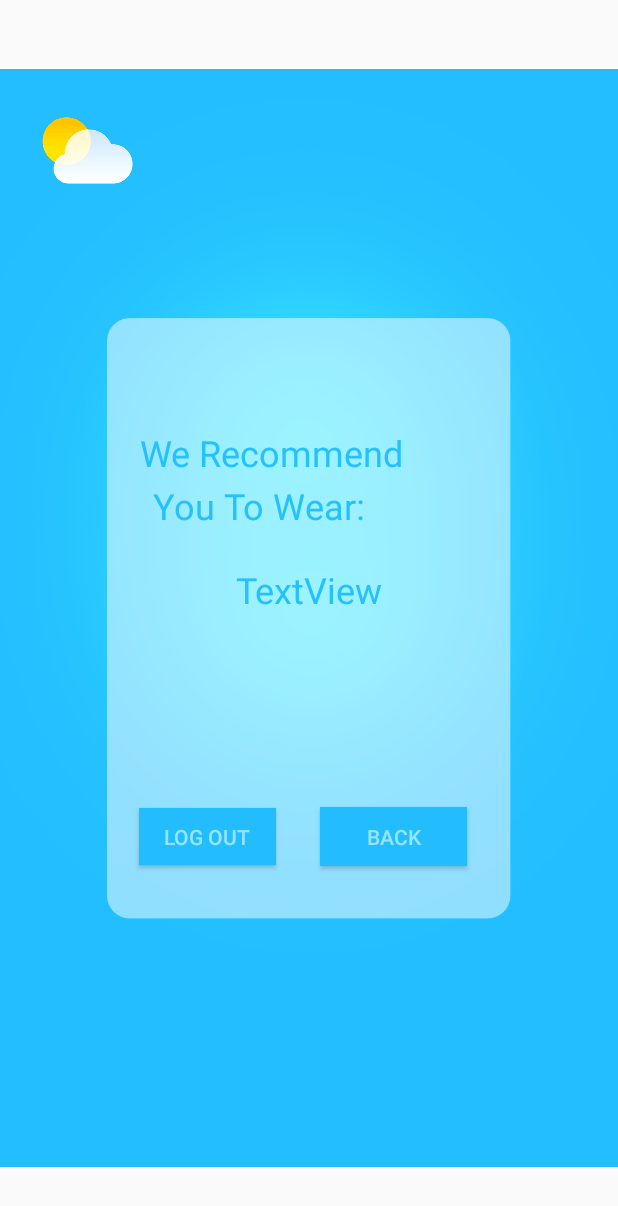
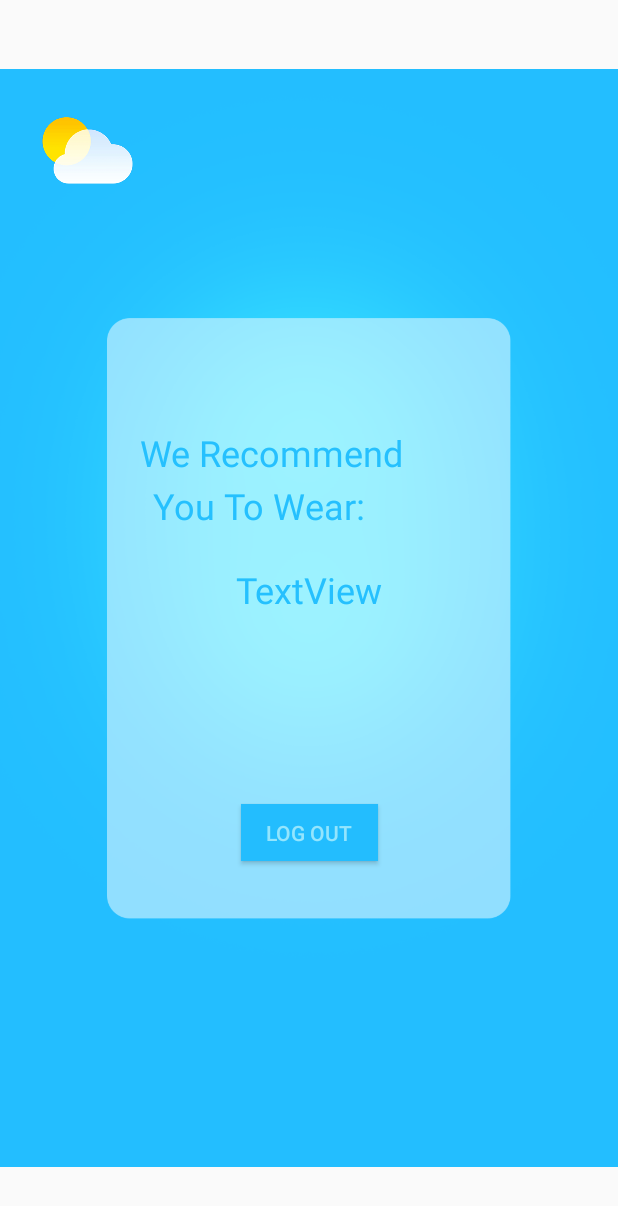
Before and after one commit to ilaishabtai/YudB2023, an Android app: the screen it shows after launch once a user with an empty profile is signed in (FitRecActivity), after a tap on "RECOMMEND OUTFIT", on a phone screen of 412 x 824 dp. Shown: the top 1206 px of the screen. Run offline under Robolectric (Android 15) with nearby library versions, the phone set to English and light mode, and no system bars; our stand-ins replace Firebase (no records; nobody signed in at launch, a user with empty details on screens opened directly); Roboto replaces fonts that are not available here.

Commit message:
Final App *

```diff
--- a/app/src/main/java/com/example/myapplication/services/LocationService.java
+++ b/app/src/main/java/com/example/myapplication/services/LocationService.java
@@ -51,15 +51,4 @@ public class LocationService implements LocationListener{
         }
     }
 
-    @Override
-    public void onStatusChanged(String provider, int status, Bundle extras) {
-    }
-
-    @Override
-    public void onProviderEnabled(@NonNull String provider) {
-    }
-
-    @Override
-    public void onProviderDisabled(@NonNull String provider) {
-    }
 }
--- a/app/src/main/res/layout/activity_fit_rec.xml
+++ b/app/src/main/res/layout/activity_fit_rec.xml
@@ -72,27 +72,9 @@
         android:textColorLink="#94E5FD"
         app:layout_constraintBottom_toBottomOf="parent"
         app:layout_constraintEnd_toEndOf="parent"
-        app:layout_constraintHorizontal_bias="0.29"
         app:layout_constraintStart_toStartOf="parent"
         app:layout_constraintTop_toTopOf="parent"
-        app:layout_constraintVertical_bias="0.685" />
-
-    <Button
-        android:id="@+id/mainBtn"
-        android:layout_width="98dp"
-        android:layout_height="39dp"
-        android:background="#FF23BDFE"
-        android:onClick="backMain"
-        android:text="back"
-        android:textColor="#94E5FD"
-        android:textColorHighlight="#94E5FD"
-        android:textColorLink="#94E5FD"
-        app:layout_constraintBottom_toBottomOf="parent"
-        app:layout_constraintEnd_toEndOf="parent"
-        app:layout_constraintHorizontal_bias="0.68"
-        app:layout_constraintStart_toStartOf="parent"
-        app:layout_constraintTop_toTopOf="parent"
-        app:layout_constraintVertical_bias="0.686" />
+        app:layout_constraintVertical_bias="0.682" />
 
     <TextView
         android:id="@+id/RecommendationTv"
```
